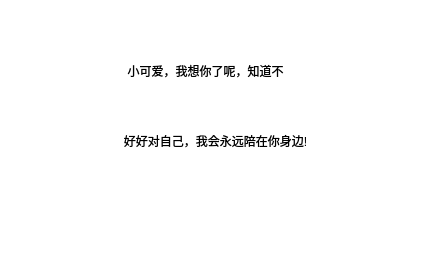
Before: the Qt Designer form joking/mydialog.ui in krittymiyesy/Qt_love, drawn with Qt 5.
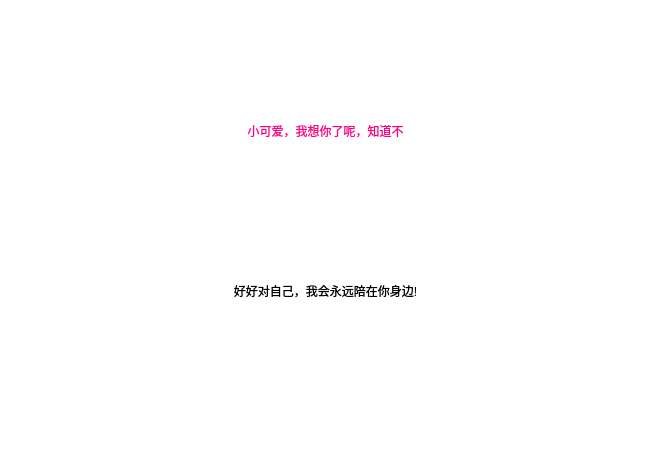
After: the same form once the commit is applied.

```diff
--- a/joking/mydialog.ui
+++ b/joking/mydialog.ui
@@ -6,8 +6,8 @@
    <rect>
     <x>0</x>
     <y>0</y>
-    <width>430</width>
-    <height>280</height>
+    <width>670</width>
+    <height>467</height>
    </rect>
   </property>
   <property name="windowTitle">
@@ -19,19 +19,24 @@
   <widget class="QLabel" name="label">
    <property name="geometry">
     <rect>
-     <x>60</x>
-     <y>50</y>
+     <x>180</x>
+     <y>110</y>
      <width>291</width>
      <height>41</height>
     </rect>
    </property>
    <property name="styleSheet">
     <string notr="true">font: 12pt &quot;Agency FB&quot;;
+font: 12pt &quot;Berlin Sans FB&quot;;
+color: rgb(255, 0, 127);
 background-color: rgba(255, 255, 255, 0);</string>
    </property>
    <property name="text">
     <string> 小可爱，我想你了呢，知道不 </string>
    </property>
+   <property name="textFormat">
+    <enum>Qt::PlainText</enum>
+   </property>
    <property name="alignment">
     <set>Qt::AlignCenter</set>
    </property>
@@ -39,8 +44,8 @@
   <widget class="QLabel" name="label_2">
    <property name="geometry">
     <rect>
-     <x>20</x>
-     <y>120</y>
+     <x>130</x>
+     <y>270</y>
      <width>391</width>
      <height>41</height>
     </rect>
```
